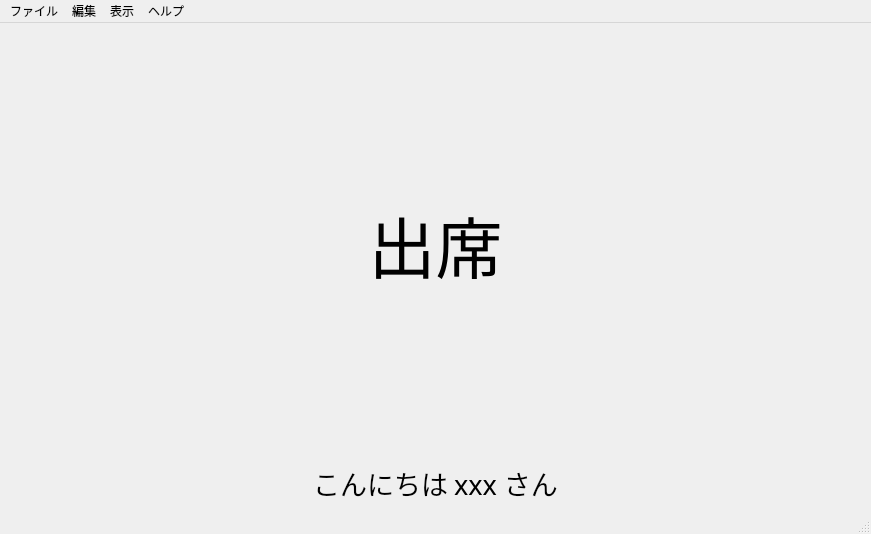
Above: CardReader/main.ui from Fukuda-B/Team7 before the change. Below: the same form after it.
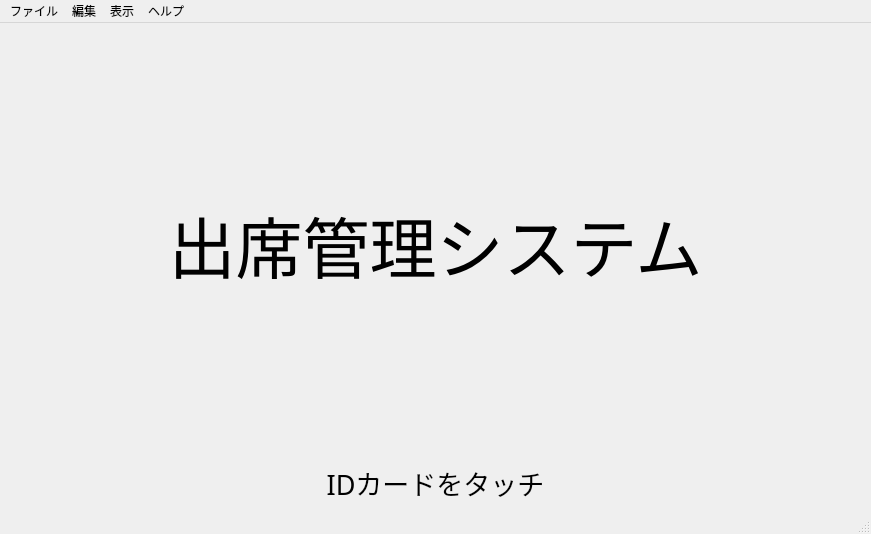
That is the form after the change.

```diff
--- a/CardReader/main.ui
+++ b/CardReader/main.ui
@@ -44,7 +44,7 @@
        </font>
       </property>
       <property name="text">
-       <string>出席</string>
+       <string>出席管理システム</string>
       </property>
       <property name="scaledContents">
        <bool>false</bool>
@@ -75,7 +75,7 @@
        </font>
       </property>
       <property name="text">
-       <string>こんにちは xxx さん</string>
+       <string>IDカードをタッチ</string>
       </property>
       <property name="alignment">
        <set>Qt::AlignCenter</set>
```
